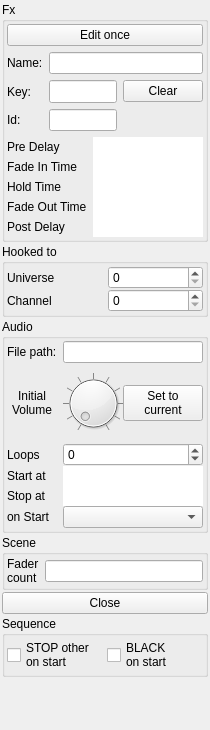
Pit1966/StageRunner, file StageRunner/gui/fxitempropertywidget.ui: the form before one commit.
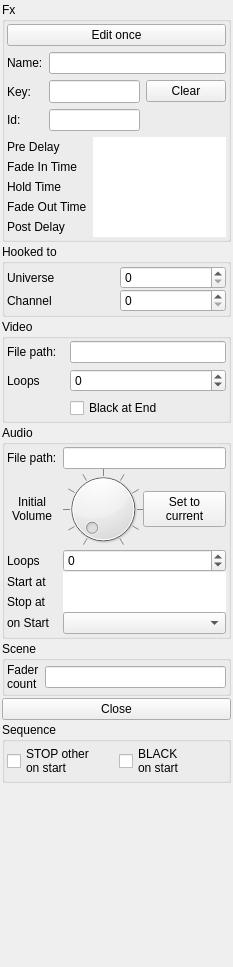
The form after the commit. Custom widgets are drawn as their Qt base class.

Commit message: FxClipItem:: Added option to switch on/off last video frame to black. FxItemPropertyWidget:: add video group.

The edit to the form file:
```diff
--- a/StageRunner/gui/fxitempropertywidget.ui
+++ b/StageRunner/gui/fxitempropertywidget.ui
@@ -6,8 +6,8 @@
    <rect>
     <x>0</x>
     <y>0</y>
-    <width>209</width>
-    <height>730</height>
+    <width>233</width>
+    <height>967</height>
    </rect>
   </property>
   <property name="font">
@@ -272,6 +272,61 @@
      </layout>
     </widget>
    </item>
+   <item>
+    <widget class="QGroupBox" name="videoGroup">
+     <property name="title">
+      <string>Video</string>
+     </property>
+     <layout class="QGridLayout" name="videoGroupLayout">
+      <property name="leftMargin">
+       <number>2</number>
+      </property>
+      <property name="topMargin">
+       <number>2</number>
+      </property>
+      <property name="rightMargin">
+       <number>2</number>
+      </property>
+      <property name="bottomMargin">
+       <number>2</number>
+      </property>
+      <item row="1" column="0">
+       <widget class="QLabel" name="videoLoopsLabel">
+        <property name="text">
+         <string>Loops</string>
+        </property>
+       </widget>
+      </item>
+      <item row="0" column="0">
+       <widget class="QLabel" name="videoFilePathLabel">
+        <property name="text">
+         <string>File path:</string>
+        </property>
+       </widget>
+      </item>
+      <item row="1" column="1" colspan="2">
+       <widget class="QSpinBox" name="videoLoopsSpin">
+        <property name="minimum">
+         <number>-1</number>
+        </property>
+        <property name="maximum">
+         <number>999</number>
+        </property>
+       </widget>
+      </item>
+      <item row="0" column="1" colspan="2">
+       <widget class="PsLineEdit" name="videoFilePathEdit"/>
+      </item>
+      <item row="2" column="1">
+       <widget class="QCheckBox" name="videoBlackAtEndCheck">
+        <property name="text">
+         <string>Black at End</string>
+        </property>
+       </widget>
+      </item>
+     </layout>
+    </widget>
+   </item>
    <item>
     <widget class="QGroupBox" name="audioGroup">
      <property name="title">
```
Left out of the diff: 2 changed lines with no effect on the pictures. The commit also changes 8 other files.
